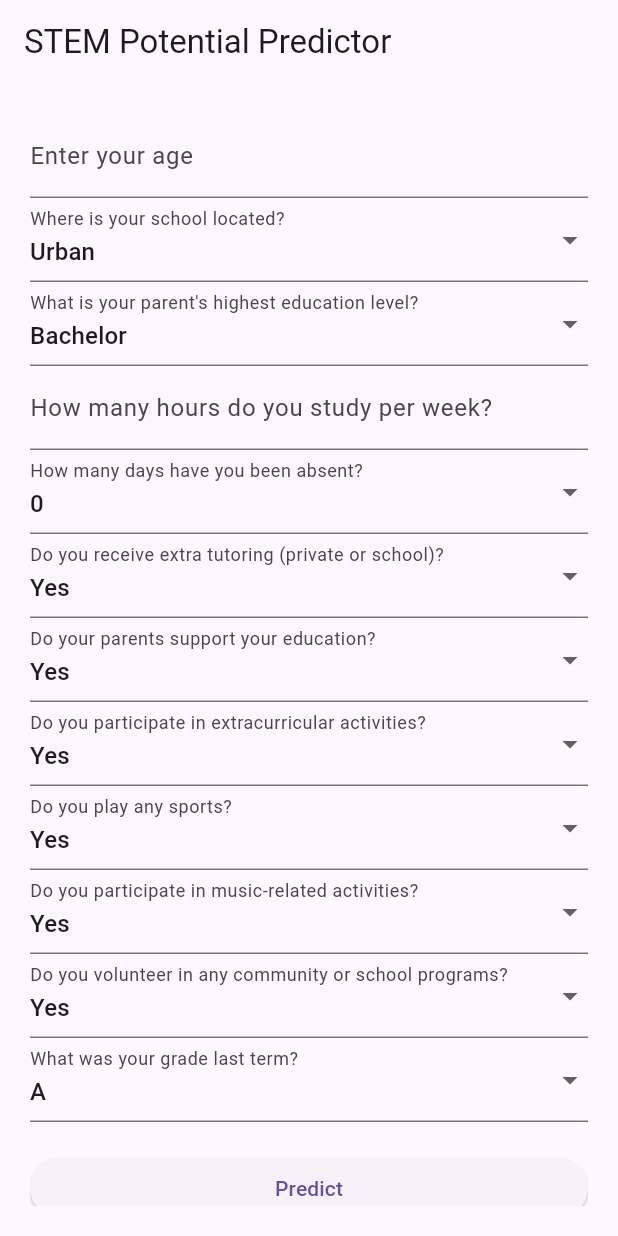
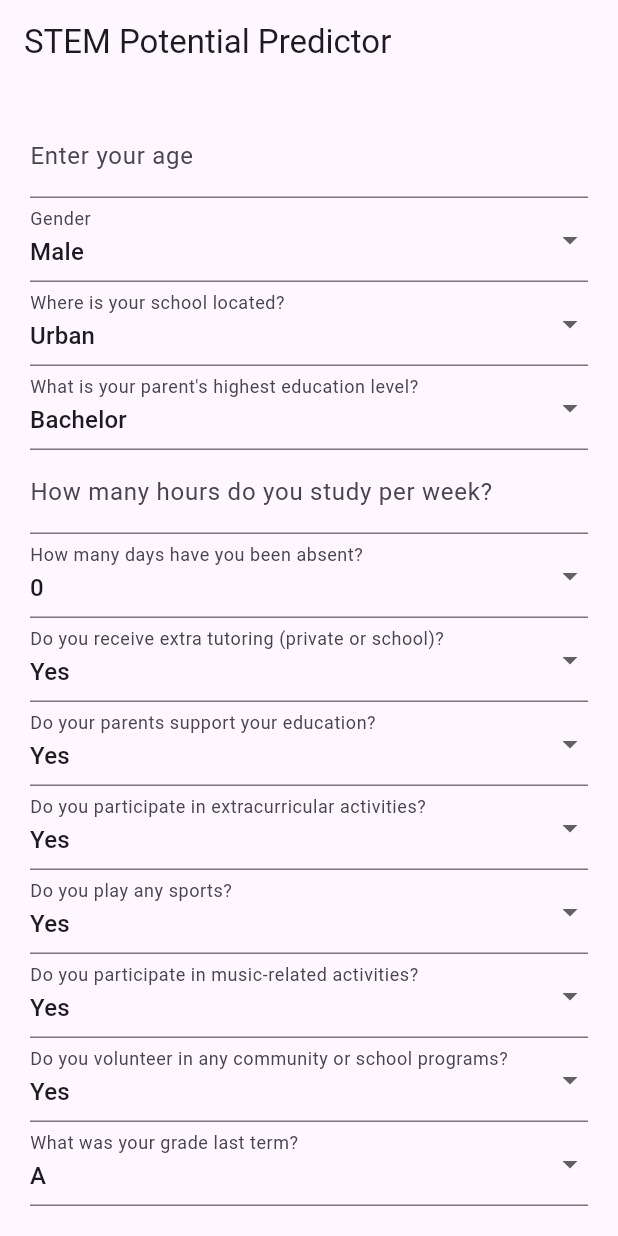
Before and after one commit to tracy8/alu_ml_summative, a Flutter app: the screen it shows after launch, on a phone screen of 412 x 824 dp. Run offline on Flutter 3.47's test engine with Material 3 defaults, Android fonts, the phone set to English and light mode, and no system bars.

```diff
--- a/stem_prediction_app/lib/main.dart
+++ b/stem_prediction_app/lib/main.dart
@@ -21,10 +21,10 @@ class _PredictionFormState extends State<PredictionForm> {
   final studyTimeController = TextEditingController();
 
   // Default values
+  String gender = 'Male';
   String schoolLocation = 'Urban';
   String parentalEducation = 'Bachelor';
   int absences = 0;
-
   String tutoring = 'Yes';
   String parentalSupport = 'Yes';
   String extracurricular = 'Yes';
@@ -34,15 +34,21 @@ class _PredictionFormState extends State<PredictionForm> {
   String gradeClass = 'A';
 
   String result = '';
+  bool isLoading = false;
 
   Future<void> predict() async {
     if (!_formKey.currentState!.validate()) return;
+
+    setState(() {
+      isLoading = true;
+      result = '';
+    });
 
     final url = Uri.parse('https://stem-prediction.onrender.com/predict');
 
     final body = jsonEncode({
       "Age": int.parse(ageController.text),
-      "Gender": "Male", // You can add gender if needed
+      "Gender": gender,
       "SchoolLocation": schoolLocation,
       "ParentalEducation": parentalEducation,
       "StudyTimeWeekly": double.parse(studyTimeController.text),
@@ -86,6 +92,8 @@ class _PredictionFormState extends State<PredictionForm> {
       }
     } catch (e) {
       setState(() => result = "Failed to connect to the API.");
+    } finally {
+      setState(() => isLoading = false);
     }
   }
 
@@ -123,6 +131,7 @@ class _PredictionFormState extends State<PredictionForm> {
                 decoration: InputDecoration(labelText: 'Enter your age'),
                 validator: (val) => val == null || int.tryParse(val) == null ? 'Please enter a valid number' : null,
               ),
+              buildDropdown("Gender", ['Male', 'Female'], gender, (val) => setState(() => gender = val!)),
               buildDropdown("Where is your school located?", ['Urban', 'Rural'], schoolLocation, (val) => setState(() => schoolLocation = val!)),
               buildDropdown("What is your parent's highest education level?", ['High School', 'Bachelor', 'Master', 'PhD'], parentalEducation, (val) => setState(() => parentalEducation = val!)),
               TextFormField(
@@ -140,9 +149,16 @@ class _PredictionFormState extends State<PredictionForm> {
               buildDropdown("Do you volunteer in any community or school programs?", ['Yes', 'No'], volunteering, (val) => setState(() => volunteering = val!)),
               buildDropdown("What was your grade last term?", ['A', 'B', 'C', 'D', 'F'], gradeClass, (val) => setState(() => gradeClass = val!)),
               SizedBox(height: 20),
-              ElevatedButton(onPressed: predict, child: Text('Predict')),
+              ElevatedButton(
+                onPressed: isLoading ? null : predict,
+                child: isLoading ? CircularProgressIndicator(color: Colors.white) : Text('Predict'),
+              ),
               SizedBox(height: 20),
-              Text(result, style: TextStyle(fontSize: 16, color: Colors.blueAccent)),
+              if (result.isNotEmpty)
+                Text(
+                  result,
+                  style: TextStyle(fontSize: 16, color: Colors.blueAccent),
+                ),
             ],
           ),
         ),
```
